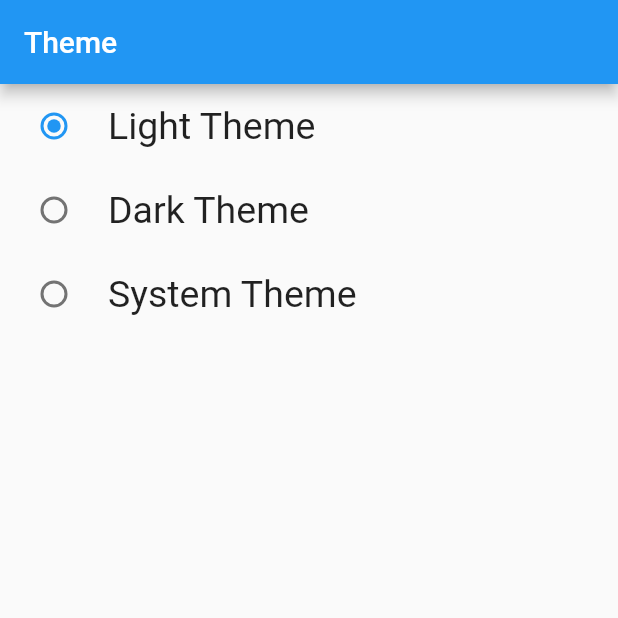
After one commit to numanarif990/State_management, a Flutter app: the screen it shows after launch, after a tap on "Light Theme", on a phone screen of 412 x 824 dp, the top half of it. The commit adds this screen. Run offline on Flutter 3.47's test engine with Material 3 defaults, Android fonts, the phone set to English and light mode, and no system bars.

Commit message:
theme changing with provider

```diff
--- a/lib/main.dart
+++ b/lib/main.dart
@@ -2,8 +2,10 @@ import 'package:flutter/material.dart';
 import 'package:provider/provider.dart';
 import 'package:state_management/providers/favourite_provider.dart';
 import 'package:state_management/providers/multi_provider.dart';
+import 'package:state_management/providers/theme_changer_provider.dart';
 import 'package:state_management/screens/count_example.dart';
 import 'package:state_management/providers/provider_counter.dart';
+import 'package:state_management/screens/dark_theme_screen.dart';
 import 'package:state_management/screens/favourite/favourite_screen.dart';
 import 'package:state_management/screens/multi_provider_screen.dart';
 
@@ -16,19 +18,36 @@ class MyApp extends StatelessWidget {
 
   @override
   Widget build(BuildContext context) {
+    // final themeChanger = Provider.of<ThemeChangerProvider>(context);
     return MultiProvider(providers: [
       ChangeNotifierProvider(create: (_) => ProviderCounter()),
       ChangeNotifierProvider(create: (_)=> MultiProvider1()),
-      ChangeNotifierProvider(create: (_)=>  FavouriteProvider())
+      ChangeNotifierProvider(create: (_)=>  FavouriteProvider()),
+      ChangeNotifierProvider(create: (_)=> ThemeChangerProvider())
     ],
-      child: MaterialApp(
-        debugShowCheckedModeBanner: false,
-        theme: ThemeData(
-          useMaterial3: false,
-          primarySwatch: Colors.blue,
-        ),
-        home: const FavouriteScreen(),
-      ),
+      child: Builder(builder: (BuildContext context){
+        final themeChanger = Provider.of<ThemeChangerProvider>(context);
+        return MaterialApp(
+          debugShowCheckedModeBanner: false,
+          themeMode: themeChanger.themeMode,
+          darkTheme: ThemeData(
+            brightness: Brightness.dark,
+            primarySwatch: Colors.red,
+            primaryColor: Colors.blue,
+           appBarTheme: const AppBarTheme(
+             color: Colors.brown,
+             centerTitle: true
+           ),
+           useMaterial3: false
+          ),
+          theme: ThemeData(
+            useMaterial3: false,
+            primarySwatch: Colors.blue,
+           brightness: Brightness.light
+          ),
+          home: const DarkThemeScreen(),
+        );
+      }),
     );
   }
 }
--- /dev/null
+++ b/lib/providers/theme_changer_provider.dart
@@ -0,0 +1,10 @@
+import 'package:flutter/foundation.dart';
+import 'package:flutter/material.dart';
+class ThemeChangerProvider with ChangeNotifier{
+var _themeMode = ThemeMode.light;
+ThemeMode get themeMode => _themeMode;
+void setTheme(themeMode){
+  _themeMode = themeMode;
+  notifyListeners();
+}
+}
--- /dev/null
+++ b/lib/screens/dark_theme_screen.dart
@@ -0,0 +1,44 @@
+import 'package:flutter/material.dart';
+import 'package:provider/provider.dart';
+import 'package:state_management/providers/theme_changer_provider.dart';
+class DarkThemeScreen extends StatefulWidget {
+  const DarkThemeScreen({super.key});
+
+  @override
+  State<DarkThemeScreen> createState() => _DarkThemeScreenState();
+}
+
+class _DarkThemeScreenState extends State<DarkThemeScreen> {
+  @override
+  Widget build(BuildContext context) {
+    final themeChanger = Provider.of<ThemeChangerProvider>(context);
+    return Scaffold(
+      appBar: AppBar(
+        title: const Text('Theme'),
+
+      ),
+      body: Column(
+        children: [
+          RadioListTile<ThemeMode>(
+            title: const Text("Light Theme",style: TextStyle(fontSize: 25),),
+              value: ThemeMode.light,
+              groupValue: themeChanger.themeMode,
+              onChanged: themeChanger.setTheme
+          ),
+          RadioListTile<ThemeMode>(
+              title: const Text("Dark Theme",style: TextStyle(fontSize: 25),),
+              value: ThemeMode.dark,
+              groupValue: themeChanger.themeMode,
+              onChanged: themeChanger.setTheme
+          ),
+          RadioListTile<ThemeMode>(
+              title: const Text("System Theme",style: TextStyle(fontSize: 25),),
+              value: ThemeMode.system,
+              groupValue: themeChanger.themeMode,
+              onChanged: themeChanger.setTheme
+          ),
+        ],
+      ),
+    );
+  }
+}
```
